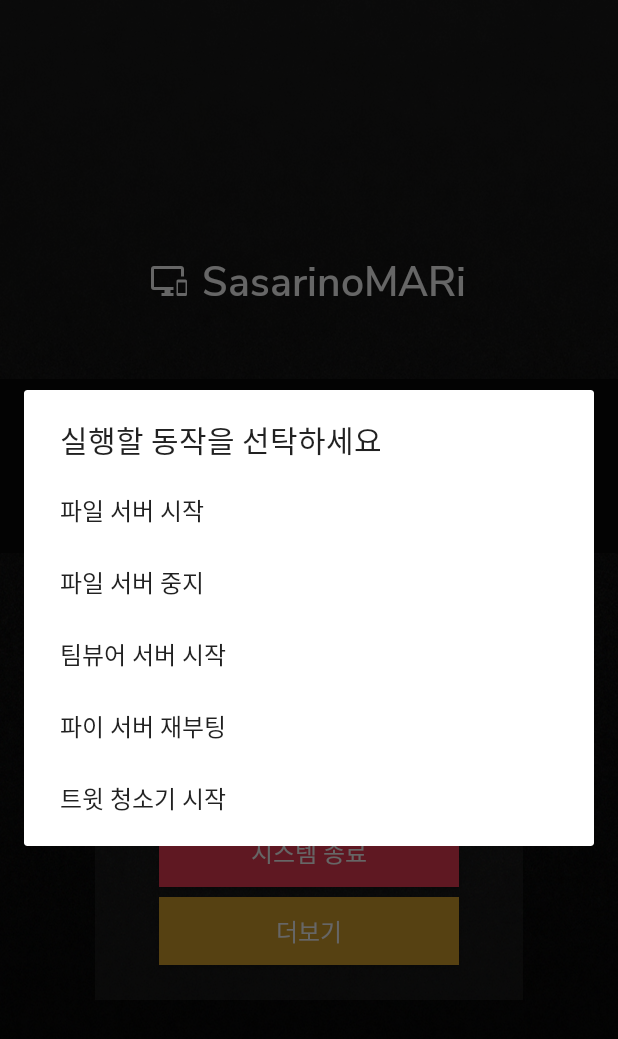
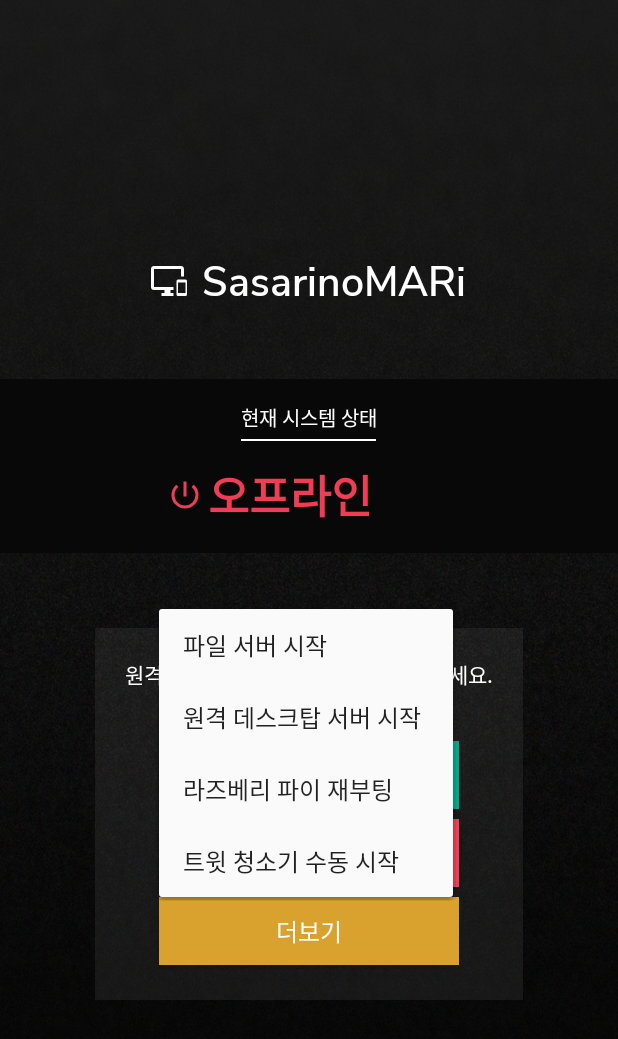
Before and after one commit to SasarinoMARi/SPCM, an Android app: the screen it shows after launch (MainActivity), after a tap on "더보기", on a phone screen of 412 x 824 dp. Shown: the top 1039 px of the screen. Run offline under Robolectric (Android 15) with nearby library versions, the phone set to English and light mode, and no system bars; 1 statement that could not run was skipped.

Commit message:
ui 수정

```diff
--- a/android/app/src/main/java/com/sasarinomari/spcmconsole/APICall.kt
+++ b/android/app/src/main/java/com/sasarinomari/spcmconsole/APICall.kt
@@ -310,7 +310,7 @@ abstract class APICall {
     fun hetzer() {
         if (token == null) {
             establishment {
-                start_tv()
+                hetzer()
             }
             return
         }
--- a/android/app/src/main/java/com/sasarinomari/spcmconsole/MainActivity.kt
+++ b/android/app/src/main/java/com/sasarinomari/spcmconsole/MainActivity.kt
@@ -10,6 +10,7 @@ import android.view.ContextMenu.ContextMenuInfo
 import android.view.MenuItem
 import android.view.View
 import android.view.WindowManager
+import android.widget.PopupMenu
 import android.widget.Toast
 import kotlinx.android.synthetic.main.activity_main.*
 
@@ -32,36 +33,37 @@ class MainActivity : Activity(), APICall.lookupInterface {
 
 
         button_wakeup.setOnClickListener {
-            confirm("원격 컴퓨터 전원을 켤까요?") { api.wakeup() }
+            confirm("원격 컴퓨터 전원을 켭니다.") { api.wakeup() }
         }
 
         button_shutdown.setOnClickListener {
-            confirm("원격 컴퓨터 전원을 끌까요?") { api.shutdown() }
+            confirm("원격 컴퓨터를 종료합니다.") { api.shutdown() }
         }
 
         button_more.setOnClickListener {
-            val info = arrayOf<CharSequence>(
-                getString(R.string.StartFileServer),
-                getString(R.string.StopFileServer),
-                "팀뷰어 서버 시작",
-                "파이 서버 재부팅",
-                "트윗 청소기 시작"
-            )
-            val builder: AlertDialog.Builder = AlertDialog.Builder(this)
-            builder.setTitle(getString(R.string.MoreContextTitle))
-            builder.setItems(info) { dialog, which ->
-                when (which) {
-                    0 -> confirm("파일 서버를 시작할까요?") { api.start_fs() }
-                    1 -> confirm("파일 서버를 끌까요?") { api.stop_fs() }
-                    2 -> confirm("팀뷰어 서버를 시작할까요?") { api.start_tv() }
-                    3 -> confirm("정말 파이 서버를 재부팅할까요?") {api.reboot_pi()}
-                    4 -> confirm("정말 트윗청소기를 시작할까요?") {api.hetzer()}
+            val popupMenu = PopupMenu(this@MainActivity, it)
+            menuInflater.inflate(R.menu.menu_main_actions, popupMenu.menu)
+            popupMenu.setOnMenuItemClickListener { menuItem ->
+                when(menuItem.itemId) {
+                    R.id.action_fserver_start -> {
+                        confirm("파일 공유 서버를 시작합니다.") { api.start_fs() }
+                    }
+                    R.id.action_rdpserver_start -> {
+                        confirm("원격 데스크탑 서버를 시작합니다.") { api.start_tv() }
+                    }
+                    R.id.action_raspi_reboot -> {
+                        confirm("라즈베리 파이 서버를 재부팅합니다.") { api.reboot_pi() }
+                    }
+                    R.id.action_hetzer_start -> {
+                        confirm("정기 트윗 청소를 수동으로 시작합니다.") {api.hetzer()}
+                    }
+                    else -> {
+
+                    }
                 }
-                dialog.dismiss()
+                return@setOnMenuItemClickListener false
             }
-
-            builder.show()
-
+            popupMenu.show()
         }
     }
 
--- /dev/null
+++ b/android/app/src/main/res/menu/menu_main_actions.xml
@@ -0,0 +1,15 @@
+<?xml version="1.0" encoding="utf-8"?>
+<menu xmlns:android="http://schemas.android.com/apk/res/android">
+    <item
+        android:id="@+id/action_fserver_start"
+        android:title="파일 서버 시작" />
+    <item
+        android:id="@+id/action_rdpserver_start"
+        android:title="원격 데스크탑 서버 시작" />
+    <item
+        android:id="@+id/action_raspi_reboot"
+        android:title="라즈베리 파이 재부팅" />
+    <item
+        android:id="@+id/action_hetzer_start"
+        android:title="트윗 청소기 수동 시작" />
+</menu>
```
